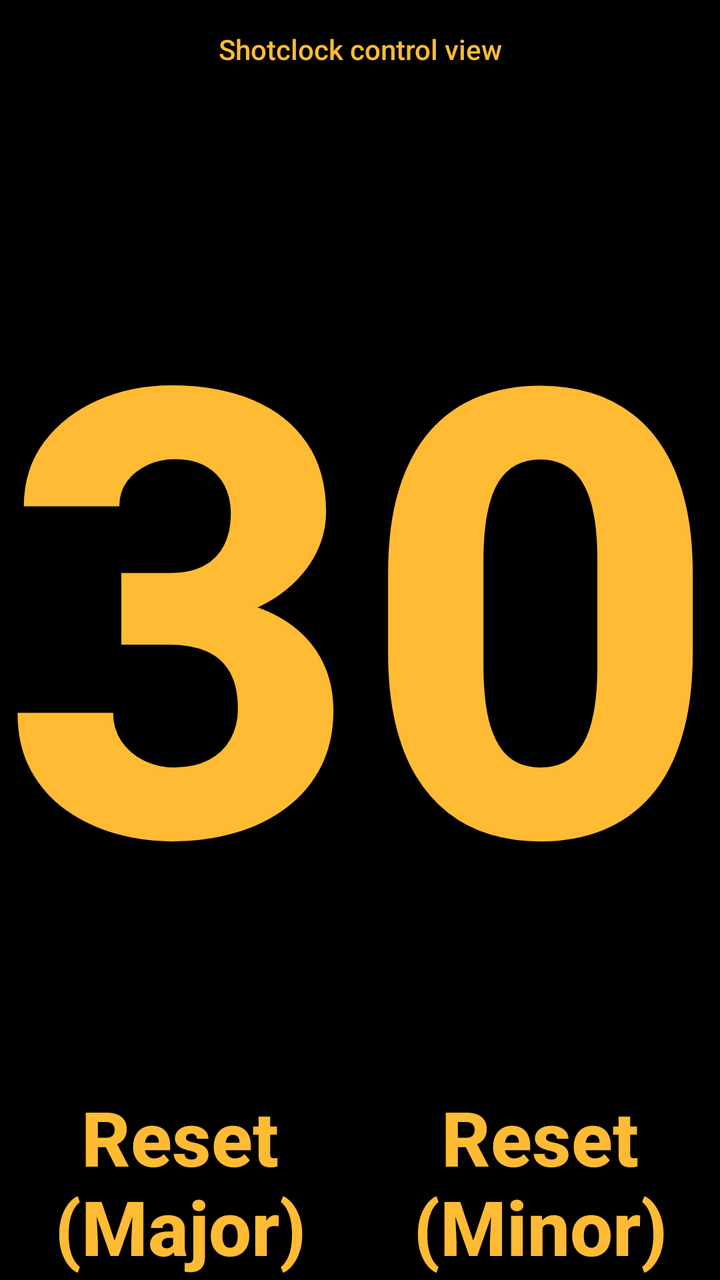
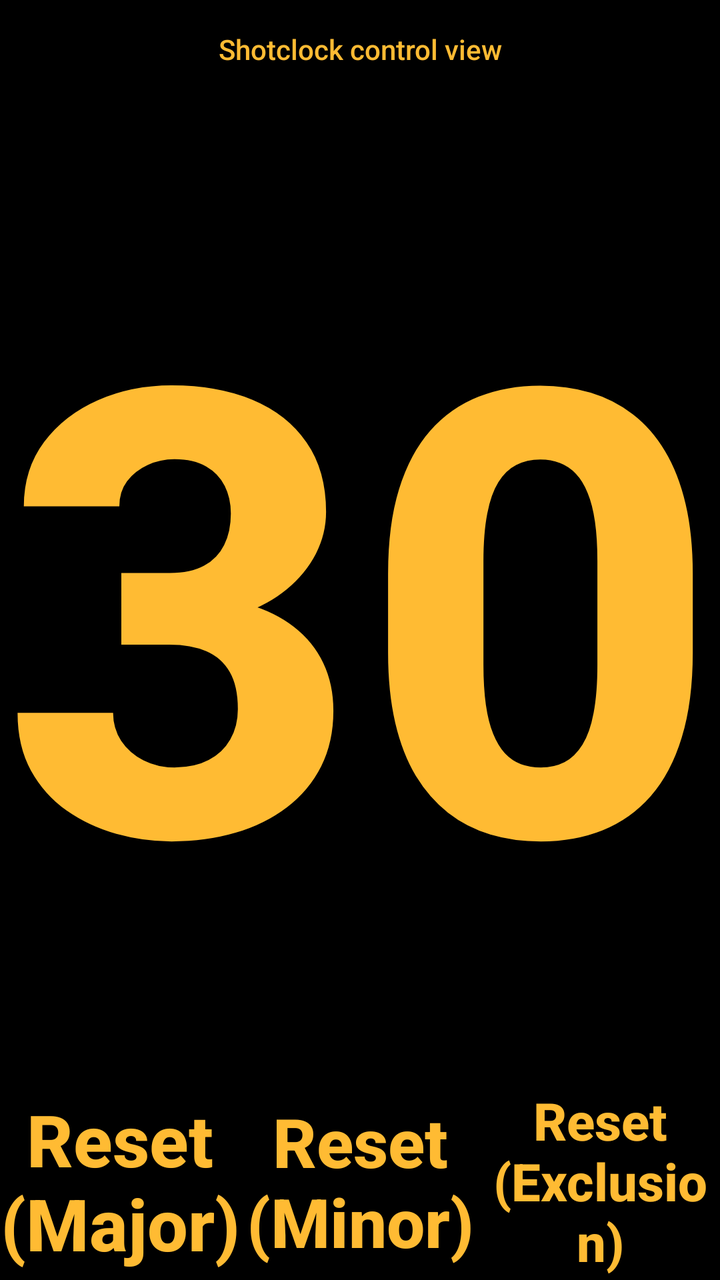

Before-and-after screenshots of an Android layout around one commit, followed by the original layout XML and the change that was made.
<!-- AndroidManifest.xml: application theme AppTheme -->
<!-- res/layout/shotclock_remote_control.xml -->
<?xml version="1.0" encoding="utf-8"?>
<androidx.constraintlayout.widget.ConstraintLayout xmlns:android="http://schemas.android.com/apk/res/android"
    xmlns:app="http://schemas.android.com/apk/res-auto"
    xmlns:tools="http://schemas.android.com/tools"
    android:layout_width="match_parent"
    android:layout_height="match_parent"
    android:keepScreenOn="true"
    tools:context="de.wasserball.wabaclock.main.ShotclockRemoteControl">

    <LinearLayout
        android:id="@+id/layoutZN2"
        android:layout_width="match_parent"
        android:layout_height="match_parent"
        android:orientation="vertical">

        <Button
            android:id="@+id/button2"
            android:layout_width="match_parent"
            android:layout_height="0dp"
            android:layout_weight="1"
            android:background="@android:color/background_dark"
            android:text="@string/shotclock_control_view_title"
            android:textAllCaps="false"
            android:textColor="@android:color/holo_orange_light" />

        <Button
            android:id="@+id/shotclock_zn2"
            style="@style/Widget.AppCompat.Button.Borderless"
            android:layout_width="match_parent"
            android:layout_height="0dp"
            android:layout_weight="10"
            android:background="@android:color/background_dark"
            android:clickable="true"
            android:focusable="true"
            android:onClick="startStopShotclock"
            android:text="@string/shotclock_default_val"
            android:textAlignment="center"
            android:textAllCaps="false"
            android:textColor="@android:color/holo_orange_light"
            android:textStyle="bold"
            app:autoSizeMaxTextSize="4000sp"
            app:autoSizeMinTextSize="12sp"
            app:autoSizeStepGranularity="20sp"
            app:autoSizeTextType="uniform" />

        <LinearLayout
            android:layout_width="match_parent"
            android:layout_height="0dp"
            android:layout_weight="2"
            android:orientation="horizontal">

            <Button
                android:id="@+id/resetMajorZN2"
                style="@style/Widget.AppCompat.Button.Borderless"
                android:layout_width="match_parent"
                android:layout_height="match_parent"
                android:layout_weight="1"
                android:background="@android:color/background_dark"
                android:clickable="true"
                android:focusable="true"
                android:onClick="resetShotclockMajor"
                android:text="@string/reset_major"
                android:textAllCaps="false"
                android:textColor="@android:color/holo_orange_light"
                android:textStyle="bold"
                app:autoSizeMaxTextSize="200sp"
                app:autoSizeMinTextSize="12sp"
                app:autoSizeStepGranularity="2sp"
                app:autoSizeTextType="uniform" />

            <Button
                android:id="@+id/resetMinorZN2"
                style="@style/Widget.AppCompat.Button.Borderless"
                android:layout_width="match_parent"
                android:layout_height="match_parent"
                android:layout_weight="1"
                android:background="@android:color/background_dark"
                android:clickable="true"
                android:focusable="true"
                android:onClick="resetShotclockMinor"
                android:text="@string/reset_minor"
                android:textAllCaps="false"
                android:textColor="@android:color/holo_orange_light"
                android:textStyle="bold"
                app:autoSizeMaxTextSize="200sp"
                app:autoSizeMinTextSize="12sp"
                app:autoSizeStepGranularity="2sp"
                app:autoSizeTextType="uniform" />
        </LinearLayout>
    </LinearLayout>

</androidx.constraintlayout.widget.ConstraintLayout>
<!-- resources referenced by this layout -->
<resources>
  <string name="reset_major">Reset (Major)</string>
  <string name="reset_minor">Reset (Minor)</string>
  <string name="shotclock_control_view_title">Shotclock control view</string>
  <string name="shotclock_default_val">30</string>
  <style name="AppTheme" parent="Theme.AppCompat.Light.NoActionBar">
          
          <item name="colorPrimary">@color/colorPrimary</item>
          <item name="colorPrimaryDark">@color/colorPrimaryDark</item>
          <item name="colorAccent">@color/colorAccent</item>
      </style>
  <color name="colorPrimary">#008577</color>
  <color name="colorPrimaryDark">#000000</color>
  <color name="colorAccent">#D81B60</color>
</resources>

<!-- the commit's change to res/layout/shotclock_remote_control.xml (unified diff, before → after) -->
@@ -52,7 +52,7 @@
             <Button
                 android:id="@+id/resetMajorZN2"
                 style="@style/Widget.AppCompat.Button.Borderless"
-                android:layout_width="match_parent"
+                android:layout_width="0dp"
                 android:layout_height="match_parent"
                 android:layout_weight="1"
                 android:background="@android:color/background_dark"
@@ -71,7 +71,7 @@
             <Button
                 android:id="@+id/resetMinorZN2"
                 style="@style/Widget.AppCompat.Button.Borderless"
-                android:layout_width="match_parent"
+                android:layout_width="0dp"
                 android:layout_height="match_parent"
                 android:layout_weight="1"
                 android:background="@android:color/background_dark"
@@ -86,6 +86,25 @@
                 app:autoSizeMinTextSize="12sp"
                 app:autoSizeStepGranularity="2sp"
                 app:autoSizeTextType="uniform" />
+
+            <Button
+                android:id="@+id/resetExclusionZN2"
+                style="@style/Widget.AppCompat.Button.Borderless"
+                android:layout_width="0dp"
+                android:layout_height="match_parent"
+                android:layout_weight="1"
+                android:background="@android:color/background_dark"
+                android:clickable="true"
+                android:focusable="true"
+                android:onClick="resetShotclockMinorExclusion"
+                android:text="@string/reset_exclusion"
+                android:textColor="@android:color/holo_orange_light"
+                android:textStyle="bold"
+                android:textAllCaps="false"
+                app:autoSizeMaxTextSize="200sp"
+                app:autoSizeMinTextSize="12sp"
+                app:autoSizeStepGranularity="2sp"
+                app:autoSizeTextType="uniform" />
         </LinearLayout>
     </LinearLayout>
 
<!-- resource entries referenced after the edit -->
@@ -1,5 +1,6 @@
 <!-- resources referenced by this layout -->
 <resources>
+  <string name="reset_exclusion">Reset (Exclusion)</string>
   <string name="reset_major">Reset (Major)</string>
   <string name="reset_minor">Reset (Minor)</string>
   <string name="shotclock_control_view_title">Shotclock control view</string>
